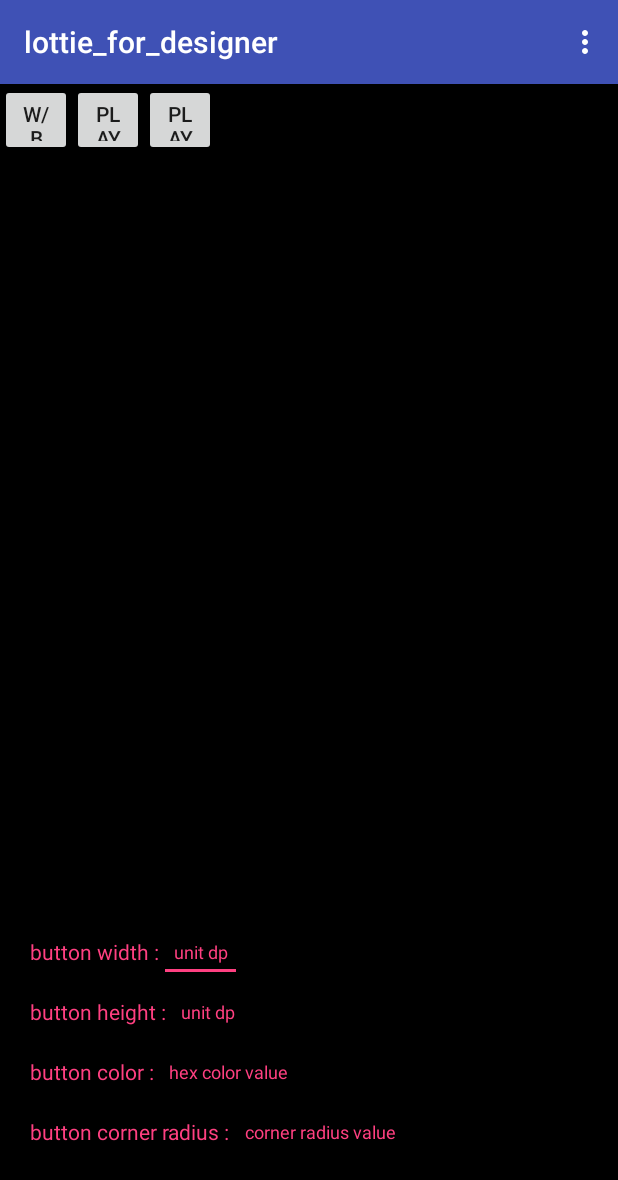
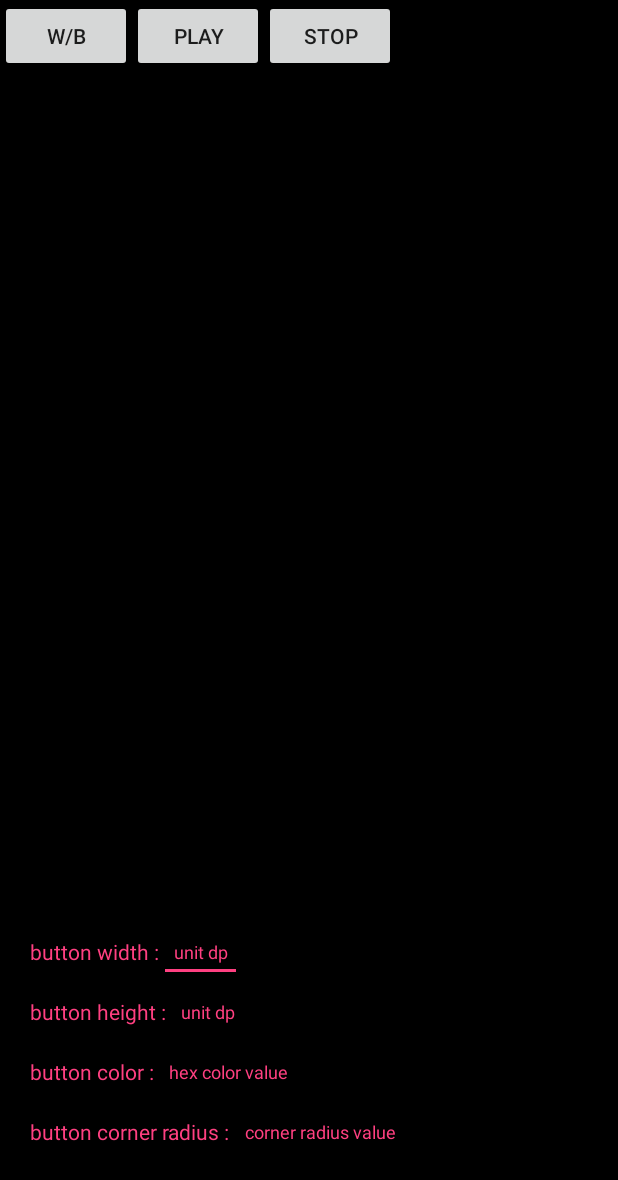
Before and after one commit to jinseongho/lottie_for_designer, an Android app: the screen it shows after launch (MainActivity), on a phone screen of 412 x 824 dp. Shown: the top 1180 px of the screen. Run offline under Robolectric (Android 15) with nearby library versions, the phone set to English and light mode, and no system bars; our stand-ins replace ButterKnife, data binding.

Commit message:
Update Butter Knife, Lottie lib

```diff
--- a/app/build.gradle
+++ b/app/build.gradle
@@ -28,8 +28,8 @@ dependencies {
         exclude group: 'com.android.support', module: 'support-annotations'
     })
     compile 'com.android.support:appcompat-v7:25.3.1'
-    compile 'com.jakewharton:butterknife:8.5.1'
-    compile 'com.airbnb.android:lottie:2.0.0-rc1'
-    annotationProcessor 'com.jakewharton:butterknife-compiler:8.5.1'
+    compile 'com.jakewharton:butterknife:8.6.0'
+    compile 'com.airbnb.android:lottie:2.0.0'
+    annotationProcessor 'com.jakewharton:butterknife-compiler:8.6.0'
     testCompile 'junit:junit:4.12'
 }
--- a/app/src/main/java/me/ingeni/lottie_for_designer/MainActivity.java
+++ b/app/src/main/java/me/ingeni/lottie_for_designer/MainActivity.java
@@ -1,5 +1,6 @@
 package me.ingeni.lottie_for_designer;
 
+import android.app.Activity;
 import android.content.Intent;
 import android.content.res.Resources;
 import android.database.Cursor;
@@ -35,7 +36,7 @@ import butterknife.OnClick;
 import butterknife.OnTextChanged;
 import me.ingeni.lottie_for_designer.databinding.ActivityMainBinding;
 
-public class MainActivity extends AppCompatActivity {
+public class MainActivity extends Activity {
 
     private final int REQUEST_FILE = 1004;
 
--- a/app/src/main/res/layout/activity_main.xml
+++ b/app/src/main/res/layout/activity_main.xml
@@ -141,21 +141,21 @@
 
             <Button
                 android:id="@+id/btn_bg"
-                android:layout_width="48dp"
+                android:layout_width="wrap_content"
                 android:layout_height="48dp"
                 android:text="W/B" />
 
             <Button
                 android:id="@+id/btn_play"
-                android:layout_width="48dp"
+                android:layout_width="wrap_content"
                 android:layout_height="48dp"
                 android:text="play" />
 
             <Button
                 android:id="@+id/btn_stop"
-                android:layout_width="48dp"
+                android:layout_width="wrap_content"
                 android:layout_height="48dp"
-                android:text="play" />
+                android:text="stop" />
 
         </LinearLayout>
 
```
